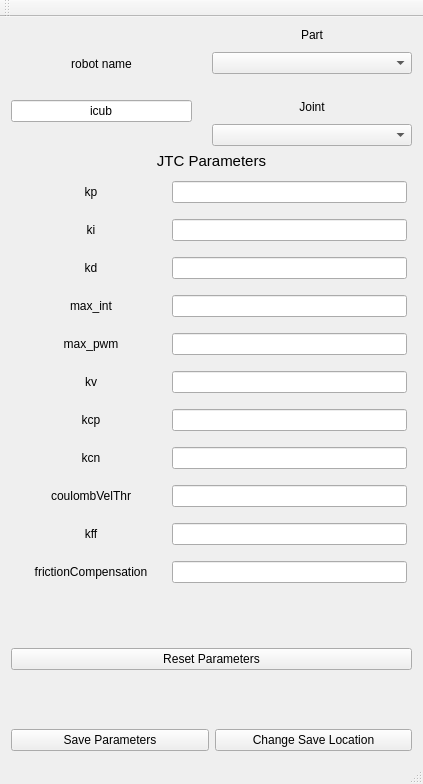
Above: mainwindow.ui from rlober/jtc-tuner-gui before the change. Below: the same form after it.
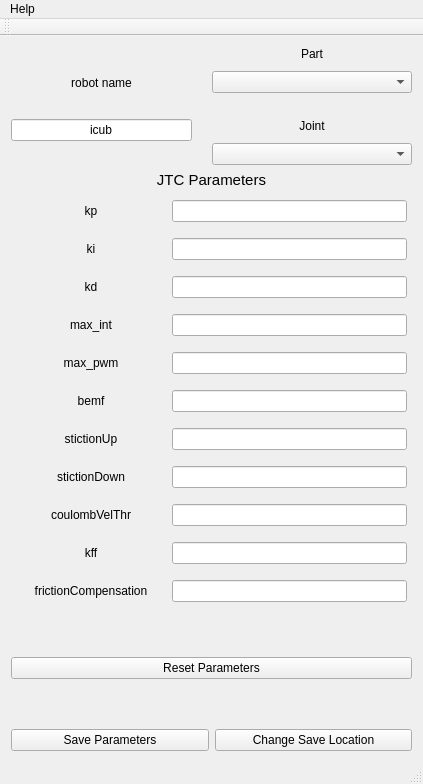
That is the form after the change.

Commit message: Rename labels

The edit to the form file:
```diff
--- a/mainwindow.ui
+++ b/mainwindow.ui
@@ -371,7 +371,7 @@
            </size>
           </property>
           <property name="text">
-           <string>kv</string>
+           <string>bemf</string>
           </property>
           <property name="alignment">
            <set>Qt::AlignCenter</set>
@@ -412,7 +412,7 @@
            </size>
           </property>
           <property name="text">
-           <string>kcp</string>
+           <string>stictionUp</string>
           </property>
           <property name="alignment">
            <set>Qt::AlignCenter</set>
@@ -453,7 +453,7 @@
            </size>
           </property>
           <property name="text">
-           <string>kcn</string>
+           <string>stictionDown</string>
           </property>
           <property name="alignment">
            <set>Qt::AlignCenter</set>
@@ -655,6 +655,13 @@
      <height>19</height>
     </rect>
    </property>
+   <widget class="QMenu" name="menuHelp">
+    <property name="title">
+     <string>Help</string>
+    </property>
+    <addaction name="actionDocumentation"/>
+   </widget>
+   <addaction name="menuHelp"/>
   </widget>
   <widget class="QToolBar" name="mainToolBar">
    <attribute name="toolBarArea">
```
Left out of the diff: 27 changed lines with no effect on the pictures.
